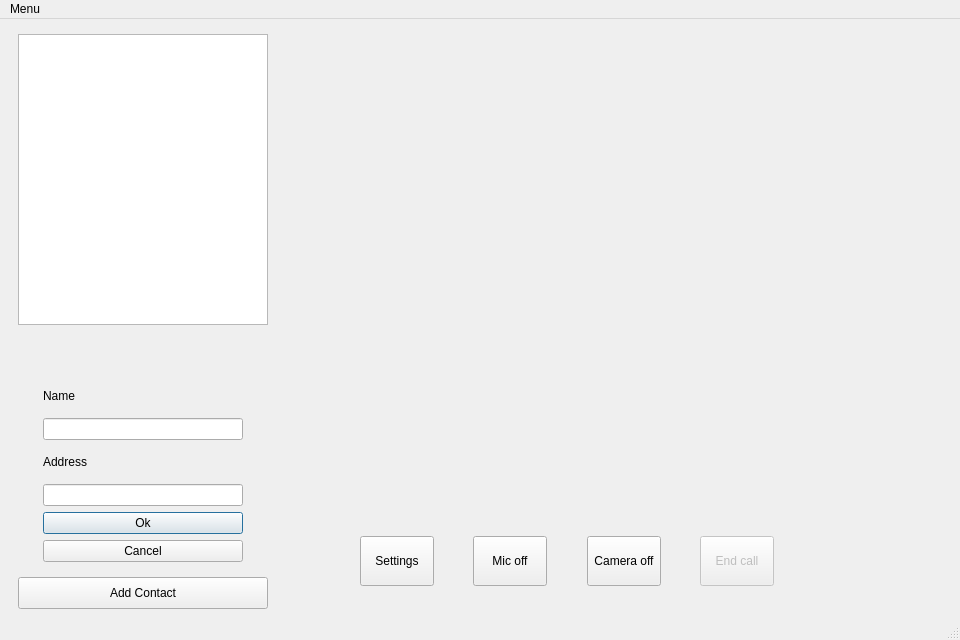
Old version of the form ui/callwindow.ui in the repository ultravideo/uvgComm.
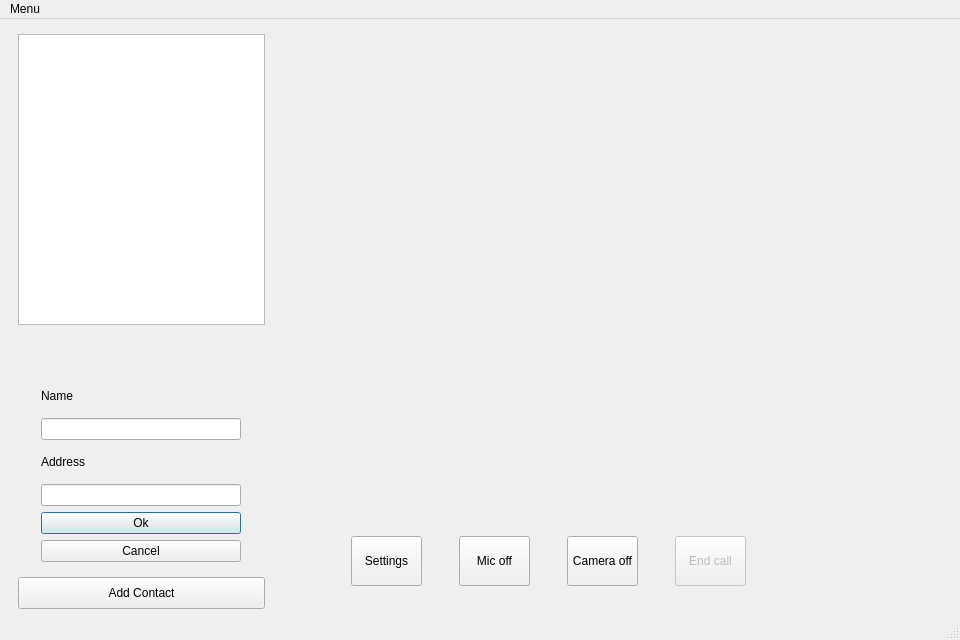
New version of the form. Custom widgets are drawn as their Qt base class.

Commit message: Align the self view to bottom. Remove authors text from about.

Patch:
```diff
--- a/ui/callwindow.ui
+++ b/ui/callwindow.ui
@@ -27,7 +27,7 @@
   </property>
   <widget class="QWidget" name="centralwidget">
    <layout class="QGridLayout" name="gridLayout_2">
-    <item row="1" column="1">
+    <item row="0" column="1" rowspan="11">
      <spacer name="horizontalSpacer_7">
       <property name="orientation">
        <enum>Qt::Horizontal</enum>
@@ -256,7 +256,7 @@
        <item>
         <widget class="VideoWidget" name="SelfView" native="true">
          <property name="sizePolicy">
-          <sizepolicy hsizetype="Fixed" vsizetype="Fixed">
+          <sizepolicy hsizetype="Fixed" vsizetype="Expanding">
            <horstretch>0</horstretch>
            <verstretch>0</verstretch>
           </sizepolicy>
@@ -264,13 +264,13 @@
          <property name="minimumSize">
           <size>
            <width>128</width>
-           <height>96</height>
+           <height>64</height>
           </size>
          </property>
          <property name="maximumSize">
           <size>
            <width>128</width>
-           <height>128</height>
+           <height>96</height>
           </size>
          </property>
         </widget>
@@ -495,7 +495,7 @@
       </layout>
      </widget>
     </item>
-    <item row="0" column="2" rowspan="10" colspan="9">
+    <item row="1" column="2" rowspan="9" colspan="9">
      <widget class="QWidget" name="participants" native="true">
       <property name="sizePolicy">
        <sizepolicy hsizetype="Preferred" vsizetype="Preferred">
@@ -513,12 +513,40 @@
        <property name="sizeConstraint">
         <enum>QLayout::SetMaximumSize</enum>
        </property>
+       <property name="leftMargin">
+        <number>0</number>
+       </property>
+       <property name="topMargin">
+        <number>0</number>
+       </property>
+       <property name="rightMargin">
+        <number>0</number>
+       </property>
+       <property name="bottomMargin">
+        <number>0</number>
+       </property>
        <property name="spacing">
         <number>0</number>
        </property>
       </layout>
      </widget>
     </item>
+    <item row="1" column="11" rowspan="10">
+     <spacer name="horizontalSpacer_8">
+      <property name="orientation">
+       <enum>Qt::Horizontal</enum>
+      </property>
+      <property name="sizeType">
+       <enum>QSizePolicy::Preferred</enum>
+      </property>
+      <property name="sizeHint" stdset="0">
+       <size>
+        <width>40</width>
+        <height>20</height>
+       </size>
+      </property>
+     </spacer>
+    </item>
    </layout>
   </widget>
   <widget class="QMenuBar" name="menubar">
```
The commit also changes 3 other files.
